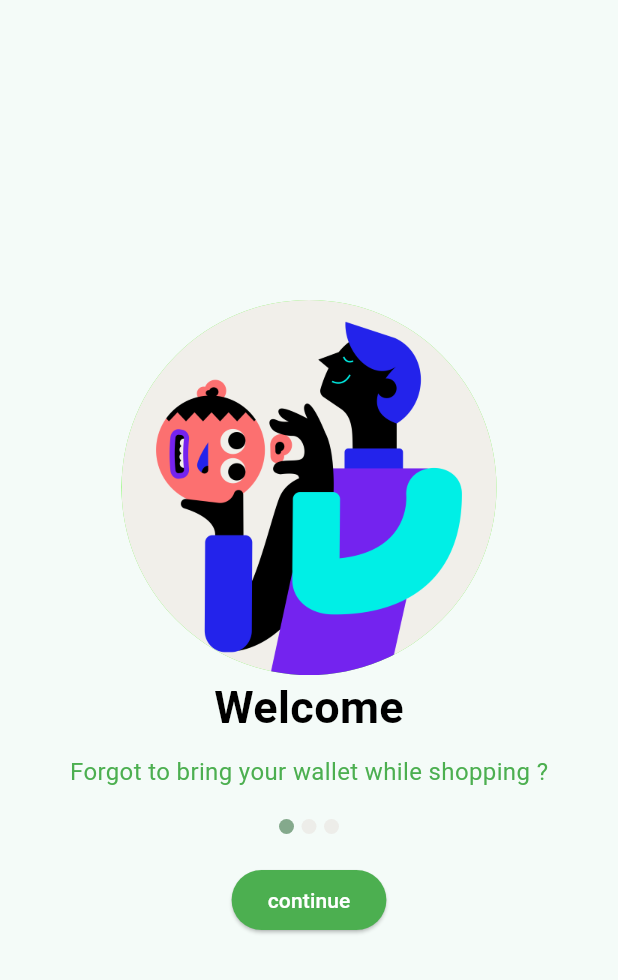
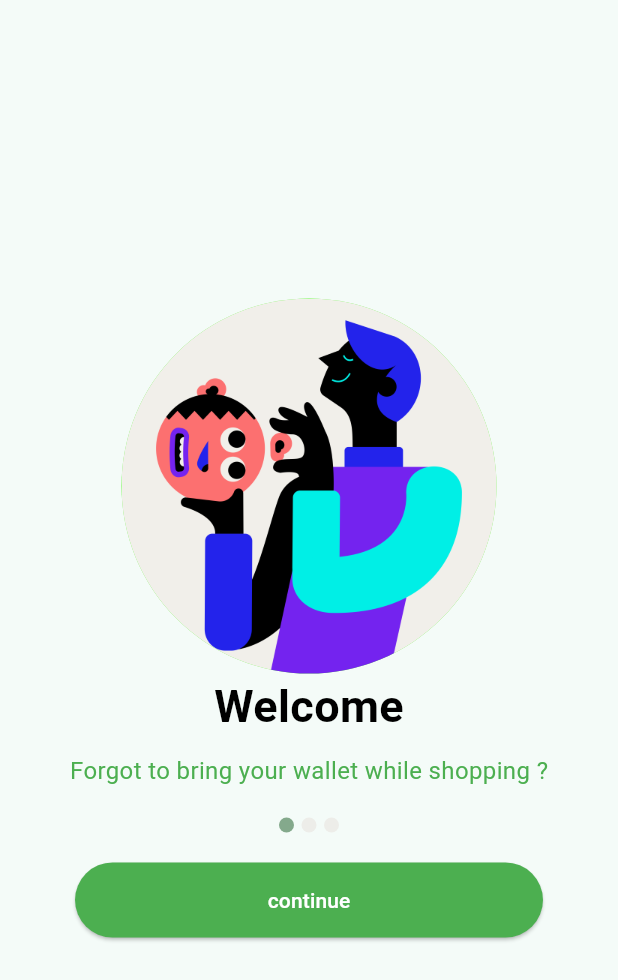
Before and after one commit to KishiEdward/tugas_week6_1123150045, a Flutter app: the screen it shows after launch, on a phone screen of 412 x 824 dp. Shown: the top 980 px of the screen. Run offline on Flutter 3.47's test engine with Material 3 defaults, Android fonts, the phone set to English and light mode, and no system bars.

Commit message:
membuat splash 1

```diff
--- a/lib/screen/splash_screen1.dart
+++ b/lib/screen/splash_screen1.dart
@@ -71,6 +71,10 @@ class SplashScreen1 extends StatelessWidget {
             ),
             SizedBox(height: 20),
             Container(
+              margin: EdgeInsets.symmetric(horizontal: 50),
+              child: SizedBox(
+                height: 50,
+                width: double.infinity,
                 child: ElevatedButton(
                   onPressed: () {
                     //todo untuk ke next
@@ -78,7 +82,11 @@ class SplashScreen1 extends StatelessWidget {
                   style: ElevatedButton.styleFrom(
                     backgroundColor: Color(0xFF4CAF50),
                   ),
-                child: Text("continue", style: TextStyle(fontSize: 14, color: Colors.white)),
+                  child: Text(
+                    "continue",
+                    style: TextStyle(fontSize: 14, color: Colors.white),
+                  ),
+                ),
               ),
             ),
           ],
```
Lines whose indentation alone changed are shown as unchanged.
